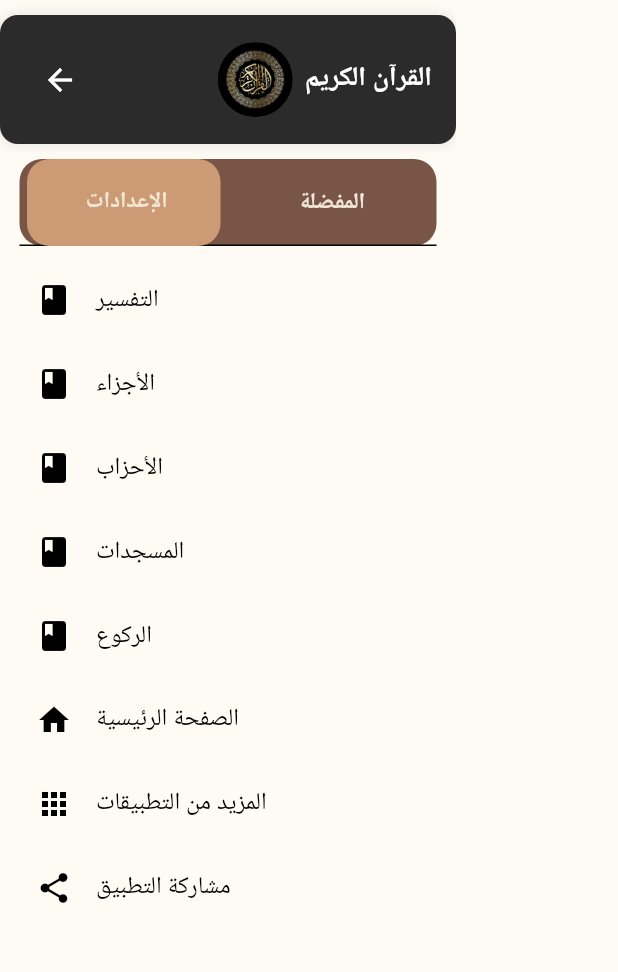
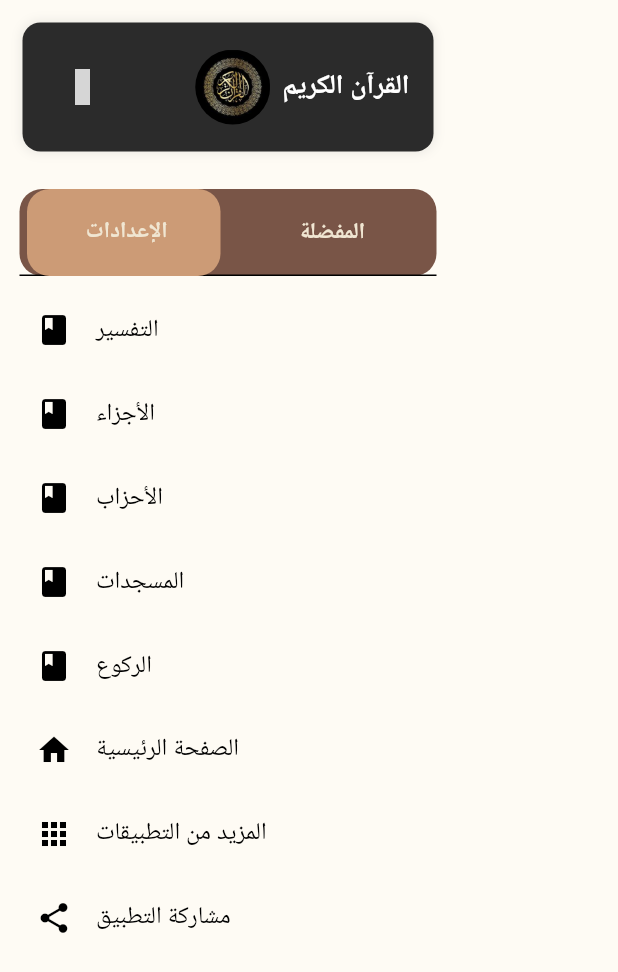
Before and after one commit to Muhamed-Hashesh/QuranApp-repo, a Flutter app: the CustomDrawer widget shown alone on an empty page, opened directly, on a phone screen of 412 x 824 dp. Shown: the top 972 px of the screen. Run offline on Flutter 3.47's test engine with Material 3 defaults, Android fonts, the phone set to English and light mode, and no system bars; our stand-ins replace google_fonts, iconsax, iconsax_plus; Roboto replaces fonts that are missing (Almarai); grey boxes are pictures that could not be loaded.

Commit message:
finish drawer

```diff
--- a/lib/views/custom_drawer/CustomDrawer.dart
+++ b/lib/views/custom_drawer/CustomDrawer.dart
@@ -14,7 +14,7 @@ class CustomDrawer extends StatelessWidget {
       child: Column(
         children: [
           Padding(
-            padding: const EdgeInsets.only(top: 10.0),
+            padding: const EdgeInsets.all(15.0),
             child: CustomCard(),
           ),
           10.height,
--- a/lib/views/custom_drawer/widgets/CustomCard.dart
+++ b/lib/views/custom_drawer/widgets/CustomCard.dart
@@ -1,12 +1,13 @@
 import 'package:flutter/material.dart';
+import 'package:iconsax/iconsax.dart';
 
 class CustomCard extends StatelessWidget {
   @override
   Widget build(BuildContext context) {
     return Container(
-      padding: EdgeInsets.symmetric(horizontal: 16, vertical: 18),
+      padding: const EdgeInsets.symmetric(horizontal: 16, vertical: 18),
       decoration: BoxDecoration(
-        color: Color(0xFF2B2B2B), // Dark background color
+        color: const Color(0xFF2B2B2B),
         borderRadius: BorderRadius.circular(12),
         boxShadow: [
           BoxShadow(
@@ -20,12 +21,11 @@ class CustomCard extends StatelessWidget {
         mainAxisAlignment: MainAxisAlignment.spaceBetween,
         children: [
           IconButton(
-            icon: Icon(
-              Icons.arrow_back,
+            icon: const Icon(
+              Iconsax.arrow_right_3,
               color: Colors.white,
             ),
             onPressed: () {
-              // Action for back button
               Navigator.of(context).pop();
             },
           ),
@@ -35,7 +35,7 @@ class CustomCard extends StatelessWidget {
               Container(
                 width: 50,
                 height: 50,
-                decoration: BoxDecoration(
+                decoration: const BoxDecoration(
                   shape: BoxShape.circle,
                   image: DecorationImage(
                     image: AssetImage(
@@ -44,8 +44,8 @@ class CustomCard extends StatelessWidget {
                   ),
                 ),
               ),
-              SizedBox(width: 8), // Space between logo and text
-              Text(
+              const SizedBox(width: 8), // Space between logo and text
+              const Text(
                 'القرآن الكريم',
                 style: TextStyle(
                   color: Colors.white,
```
Also changed, not shown: lib/views/custom_drawer/widgets/FavoriteTab.dart (+69 -13 lines).
